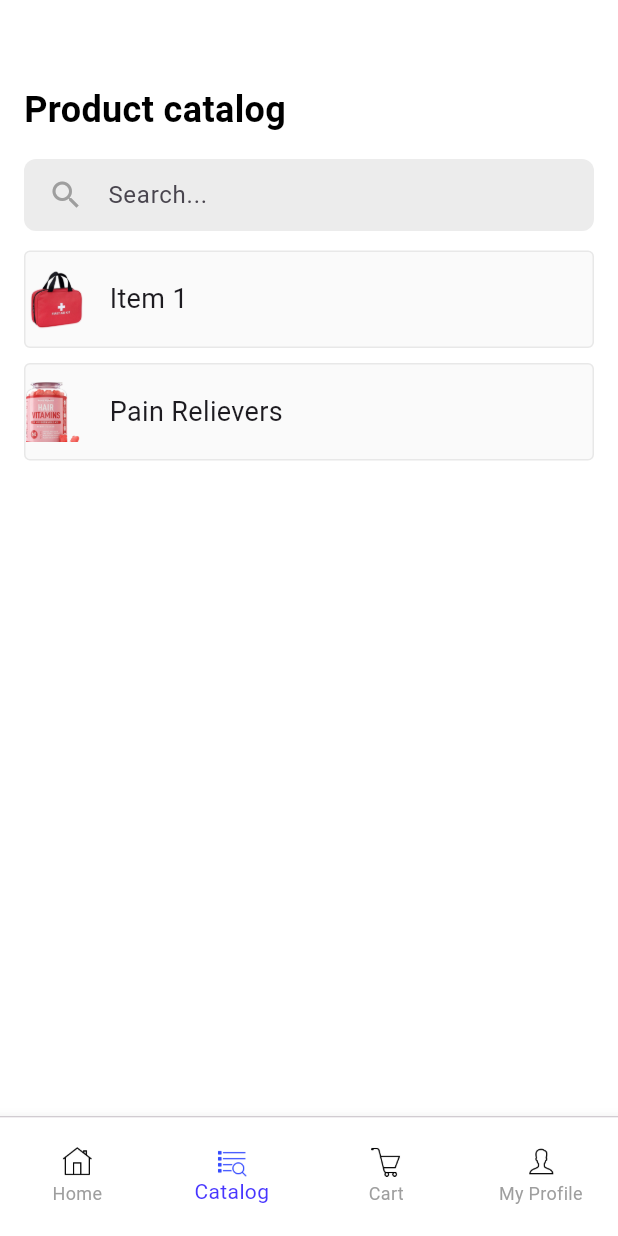
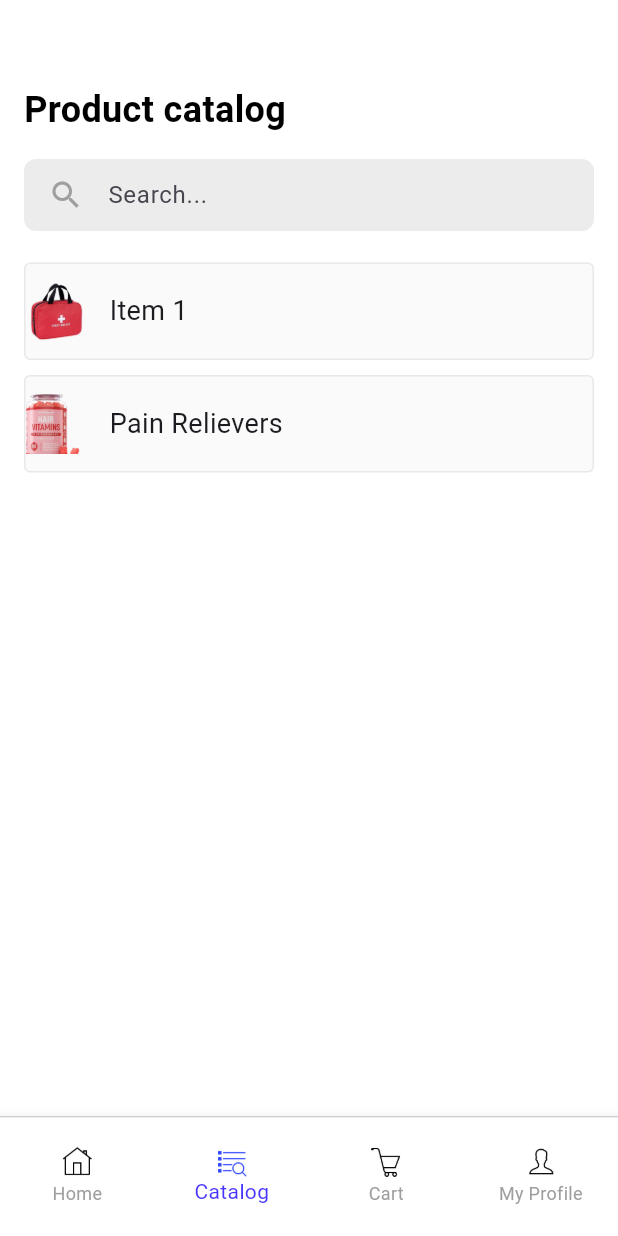
Before and after one commit to Prodigy-Genes/medishop, a Flutter app: the BottomNavigation screen opened directly, swiped to page 2, on a phone screen of 412 x 824 dp. Run offline on Flutter 3.47's test engine with Material 3 defaults, Android fonts, the light colour scheme and no system bars.

Commit message:
Weekly_Update

```diff
--- a/lib/screens/home.dart
+++ b/lib/screens/home.dart
@@ -25,7 +25,7 @@ class _HomeState extends State<Home> {
         child: SingleChildScrollView(
           child: Column(
             children: [
-              const SizedBox(height: 25),
+              const SizedBox(height: 45),
               LocationDisplay(
                 onLocationPressed: () {
                   print("Location has been pressed");
--- a/lib/screens/product_catalogue.dart
+++ b/lib/screens/product_catalogue.dart
@@ -1,6 +1,5 @@
 import 'package:flutter/material.dart';
 import 'package:medishop/screens/catalog_detail.dart';
-import 'package:medishop/widgets/bottom_navigation.dart';
 import 'package:medishop/widgets/itemslist.dart';
 import 'package:medishop/widgets/search_bar.dart';
 
@@ -15,12 +14,15 @@ class _ProductCatalogueState extends State<ProductCatalogue> {
   final TextEditingController _searchController = TextEditingController();
 
   void _handleItemTap(Item item) {
-    // Handle item tap
-    print('Item tapped: ${item.title}');
+    // Navigate using the nested navigator
     Navigator.push(
       context,
       MaterialPageRoute(
-        builder: (context) => CatalogDetailScreen(title: item.title, selectedFilters: const {}, filters: const [],),
+        builder: (context) => CatalogDetailScreen(
+          title: item.title,
+          selectedFilters: const {},
+          filters: const [],
+        ),
       ),
     );
   }
@@ -62,15 +64,10 @@ class _ProductCatalogueState extends State<ProductCatalogue> {
                   print('Search query: $query');
                 },
               ),
-              const SizedBox(height: 0),
-              Container(
-                margin: const EdgeInsets.only(top: 0),
-                padding: const EdgeInsets.only(top: 0),
-                height: 600,
-                child: ItemListWidget(
-                  items: items,
-                  onItemTap: _handleItemTap,
-                ),
+              const SizedBox(height: 8),
+              ItemListWidget(
+                items: items,
+                onItemTap: _handleItemTap,
               ),
             ],
           ),
--- a/lib/screens/registration.dart
+++ b/lib/screens/registration.dart
@@ -2,6 +2,7 @@
 
 import 'package:flutter/material.dart';
 import 'package:medishop/screens/home.dart';
+import 'package:medishop/widgets/bottom_navigation.dart';
 import 'package:medishop/widgets/continue_button.dart';
 
 class Registration extends StatefulWidget {
@@ -113,7 +114,8 @@ class _RegistrationState extends State<Registration> {
                             Navigator.pushReplacement(
                               context,
                               MaterialPageRoute(
-                                  builder: (context) => const Home()),
+                                builder: (context) => const BottomNavigation(),
+                              ),
                             );
                           }
 
--- a/lib/widgets/bottom_navigation.dart
+++ b/lib/widgets/bottom_navigation.dart
@@ -16,7 +16,13 @@ class _BottomNavigationState extends State<BottomNavigation> {
 
   final List<Widget> _screens = [
     const Home(),
-    const ProductCatalogue(),
+    Navigator(
+      onGenerateRoute: (settings) {
+        return MaterialPageRoute(
+          builder: (context) => const ProductCatalogue(),
+        );
+      },
+    ),
     const CartScreen(),
     const ProfileScreen(),
   ];
@@ -41,6 +47,7 @@ class _BottomNavigationState extends State<BottomNavigation> {
         },
       ),
       bottomNavigationBar: Container(
+        height: 80,
         decoration: BoxDecoration(
           border: Border(
             top: BorderSide(
@@ -49,16 +56,13 @@ class _BottomNavigationState extends State<BottomNavigation> {
             ),
           ),
         ),
-        height: 80, // Adjust the height as needed
         child: BottomNavigationBar(
+          backgroundColor: Colors.white,
           currentIndex: _currentIndex,
-          backgroundColor: Colors.white,
           onTap: _onTap,
           type: BottomNavigationBarType.fixed,
           selectedItemColor: const Color.fromRGBO(71, 53, 255, 1),
           unselectedItemColor: Colors.grey,
-          selectedFontSize: 14,
-          unselectedFontSize: 12,
           items: [
             BottomNavigationBarItem(
               icon: Image.asset(
--- a/lib/widgets/itemslist.dart
+++ b/lib/widgets/itemslist.dart
@@ -8,10 +8,8 @@ class ItemListWidget extends StatelessWidget {
 
   @override
   Widget build(BuildContext context) {
-    return ListView.builder(
-      itemCount: items.length,
-      itemBuilder: (context, index) {
-        final item = items[index];
+    return Column(
+      children: items.map((item) {
         return Padding(
           padding: const EdgeInsets.symmetric(vertical: 5.0),
           child: GestureDetector(
@@ -51,7 +49,7 @@ class ItemListWidget extends StatelessWidget {
             ),
           ),
         );
-      },
+      }).toList(),
     );
   }
 }
```
Also changed, not shown: lib/main.dart (+25 -9 lines), lib/screens/catalog_detail.dart (+8 -2 lines), lib/screens/fikter_and_sort.dart (+18 -7 lines), lib/screens/login_signup.dart (+16 -11 lines).
